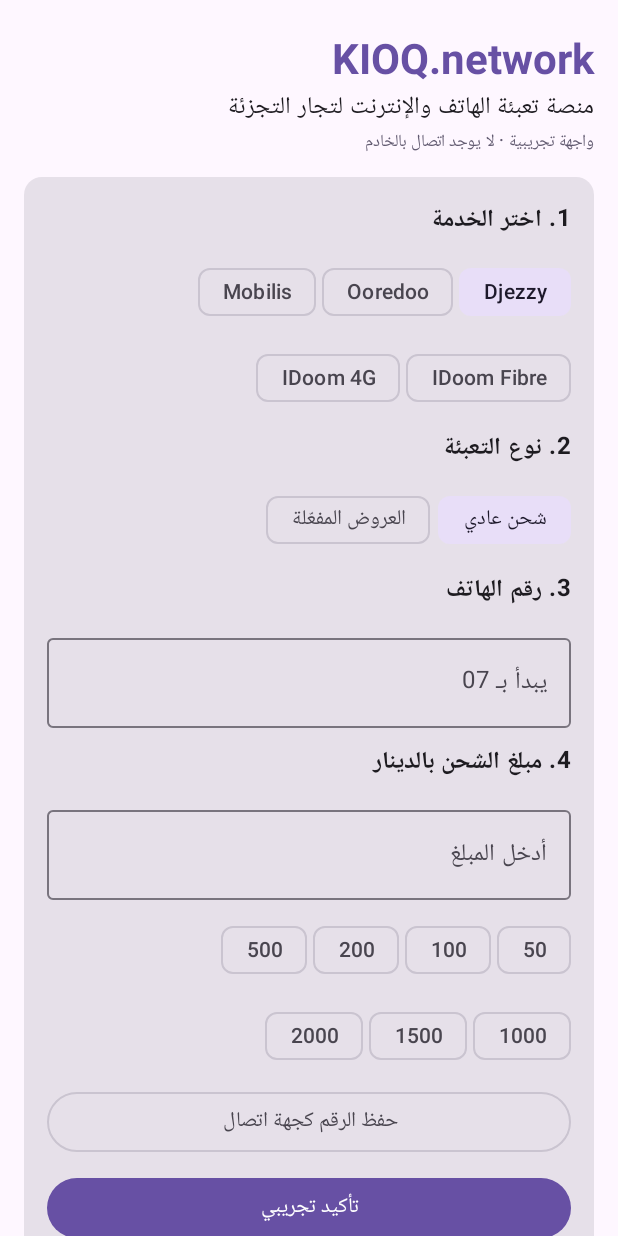
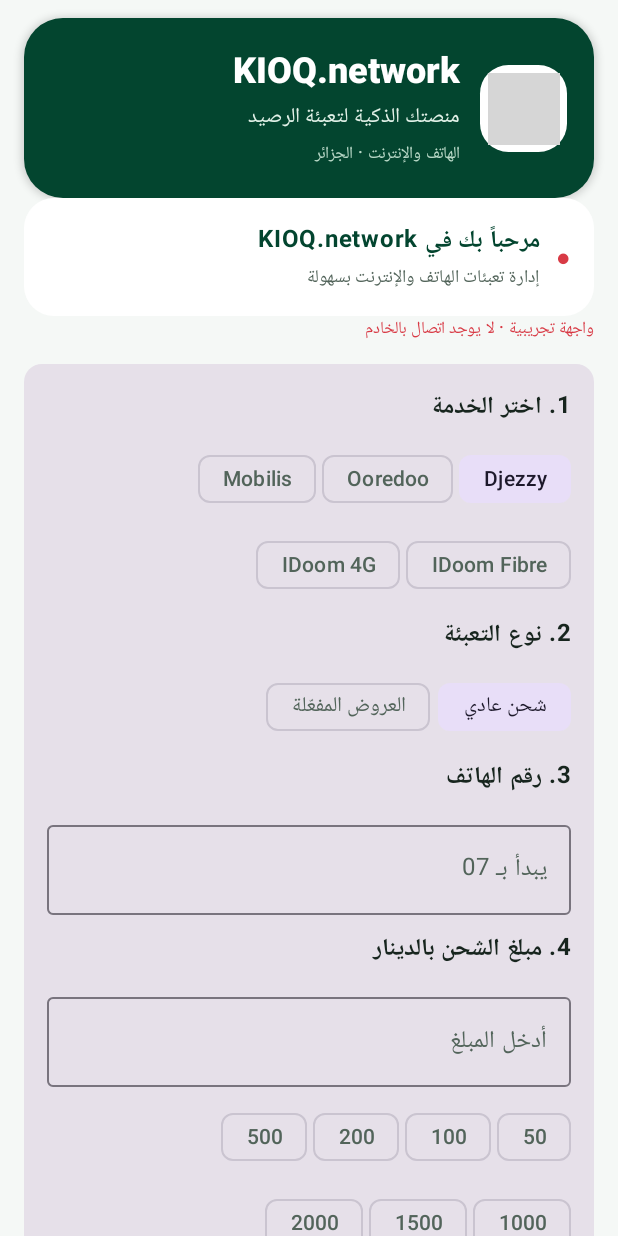
Before and after one commit to kioqprint/kioq.network, an Android app built with Jetpack Compose: the screen it shows after launch (MainActivity), on a phone screen of 412 x 824 dp. Run offline under Robolectric (Android 15) with nearby library versions, the phone set to English and light mode, and no system bars; 1 statement that could not run was skipped; grey boxes are pictures that could not be loaded.

Commit message:
Apply KIOQ.network brand colors and modern RTL header

```diff
--- a/app/src/main/java/network/kioq/app/MainActivity.kt
+++ b/app/src/main/java/network/kioq/app/MainActivity.kt
@@ -15,6 +15,8 @@ import androidx.compose.foundation.text.KeyboardOptions
 import androidx.compose.material3.*
 import androidx.compose.runtime.*
 import androidx.compose.ui.Alignment
+import androidx.compose.ui.graphics.Color
+import androidx.compose.foundation.shape.RoundedCornerShape
 import androidx.compose.ui.Modifier
 import androidx.compose.ui.platform.LocalContext
 import androidx.compose.ui.platform.LocalLayoutDirection
@@ -23,6 +25,10 @@ import androidx.compose.ui.text.input.KeyboardType
 import androidx.compose.ui.unit.LayoutDirection
 import androidx.compose.ui.unit.dp
 
+private val KioqGreen=Color(0xFF075B3D)
+private val KioqGreenDark=Color(0xFF03452F)
+private val KioqRed=Color(0xFFD83A45)
+private val KioqBackground=Color(0xFFF5F8F6)
 private val services=listOf("Djezzy","Ooredoo","Mobilis","IDoom Fibre","IDoom 4G")
 private val quickAmounts=listOf("50","100","200","500","1000","1500","2000")
 private data class Contact(val id:Long=0,val first:String,val last:String,val number:String,val service:String) { val fullName:String get()="$first $last" }
@@ -50,8 +56,20 @@ private class ContactDb(ctx:Context):SQLiteOpenHelper(ctx,"kioq_contacts.db",nul
 }
 class MainActivity:ComponentActivity() {
  override fun onCreate(savedInstanceState:Bundle?) { super.onCreate(savedInstanceState);setContent {
-  CompositionLocalProvider(LocalLayoutDirection provides LayoutDirection.Rtl) { MaterialTheme { Surface(Modifier.fillMaxSize()) { RechargeScreen() } } }
+  CompositionLocalProvider(LocalLayoutDirection provides LayoutDirection.Rtl) {
+   MaterialTheme(colorScheme=lightColorScheme(primary=KioqGreen,onPrimary=Color.White,secondary=KioqRed,onSecondary=Color.White,tertiary=Color(0xFFB58A32),background=KioqBackground,surface=Color.White,surfaceVariant=Color(0xFFEAF1ED),onSurface=Color(0xFF17251E),onSurfaceVariant=Color(0xFF52645A))) {
+    Surface(Modifier.fillMaxSize(),color=KioqBackground) { RechargeScreen() }
+   }
+  }
  } }
+}
+@Composable private fun BrandMark() {
+ Surface(shape=RoundedCornerShape(19.dp),color=Color.White,modifier=Modifier.size(58.dp)) {
+  Box(contentAlignment=Alignment.Center) {
+   Text("K",fontWeight=FontWeight.Black,color=KioqGreenDark,style=MaterialTheme.typography.headlineLarge)
+   Box(Modifier.align(Alignment.TopEnd).padding(8.dp).size(8.dp).background(KioqRed,androidx.compose.foundation.shape.CircleShape))
+  }
+ }
 }
 private fun normalize(raw:String,service:String):String {
  val digits=raw.filter(Char::isDigit)
@@ -81,11 +99,26 @@ private fun normalize(raw:String,service:String):String {
  Scaffold { pad ->
   LazyColumn(Modifier.fillMaxSize().padding(pad).padding(horizontal=16.dp),verticalArrangement=Arrangement.spacedBy(13.dp)) {
    item {
-    Column(Modifier.padding(top=22.dp)) {
-     Text("KIOQ.network",style=MaterialTheme.typography.headlineMedium,fontWeight=FontWeight.Bold,color=MaterialTheme.colorScheme.primary)
-     Text("منصة تعبئة الهاتف والإنترنت لتجار التجزئة")
-     Text("واجهة تجريبية · لا يوجد اتصال بالخادم",style=MaterialTheme.typography.labelSmall,color=MaterialTheme.colorScheme.secondary)
+    Card(Modifier.fillMaxWidth().padding(top=12.dp),shape=RoundedCornerShape(26.dp),colors=CardDefaults.cardColors(containerColor=KioqGreenDark),elevation=CardDefaults.cardElevation(defaultElevation=3.dp)) {
+     Row(Modifier.fillMaxWidth().padding(horizontal=18.dp,vertical=19.dp),verticalAlignment=Alignment.CenterVertically,horizontalArrangement=Arrangement.spacedBy(13.dp)) {
+      BrandMark()
+      Column(Modifier.weight(1f),verticalArrangement=Arrangement.spacedBy(3.dp)) {
+       Text("KIOQ.network",style=MaterialTheme.typography.headlineSmall,fontWeight=FontWeight.ExtraBold,color=Color.White)
+       Text("منصتك الذكية لتعبئة الرصيد",style=MaterialTheme.typography.bodyMedium,color=Color(0xFFE3F2E9))
+       Text("الهاتف والإنترنت · الجزائر",style=MaterialTheme.typography.labelSmall,color=Color(0xFFB9D8C7))
+      }
+     }
     }
+    Card(Modifier.fillMaxWidth(),shape=RoundedCornerShape(20.dp),colors=CardDefaults.cardColors(containerColor=Color.White)) {
+     Row(Modifier.fillMaxWidth().padding(15.dp),verticalAlignment=Alignment.CenterVertically,horizontalArrangement=Arrangement.spacedBy(10.dp)) {
+      Text("●",color=KioqRed)
+      Column {
+       Text("مرحباً بك في KIOQ.network",fontWeight=FontWeight.Bold,color=KioqGreenDark)
+       Text("إدارة تعبئات الهاتف والإنترنت بسهولة",style=MaterialTheme.typography.bodySmall,color=MaterialTheme.colorScheme.onSurfaceVariant)
+      }
+     }
+    }
+    Text("واجهة تجريبية · لا يوجد اتصال بالخادم",style=MaterialTheme.typography.labelSmall,color=MaterialTheme.colorScheme.secondary)
    }
    item {
     Card { Column(Modifier.padding(15.dp),verticalArrangement=Arrangement.spacedBy(9.dp)) {
```
